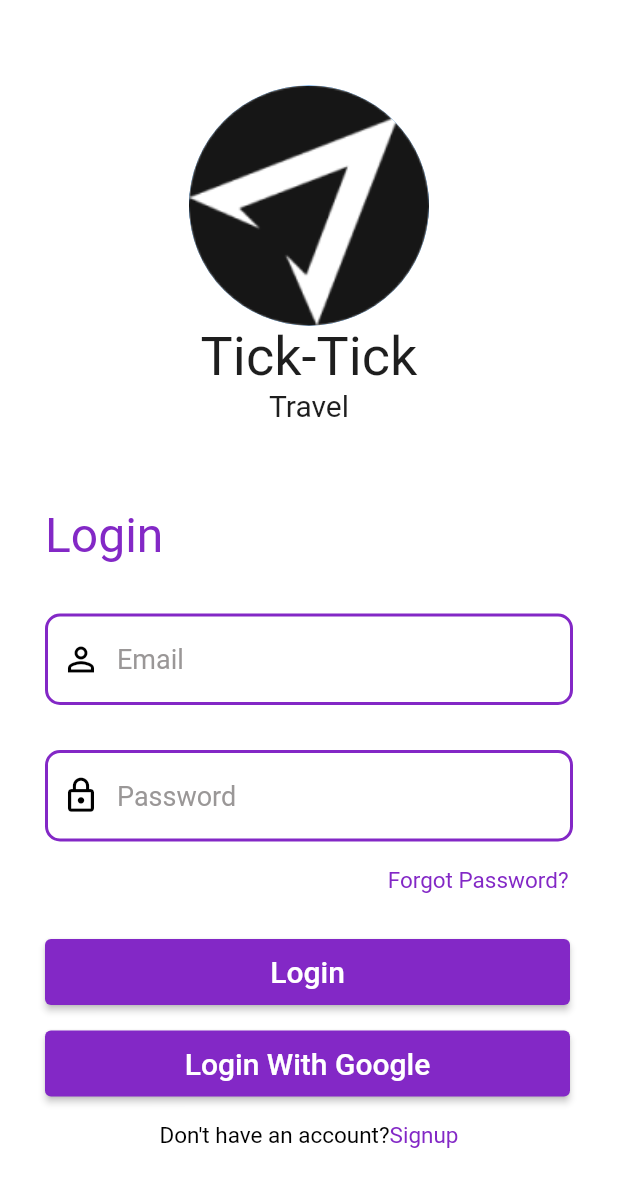
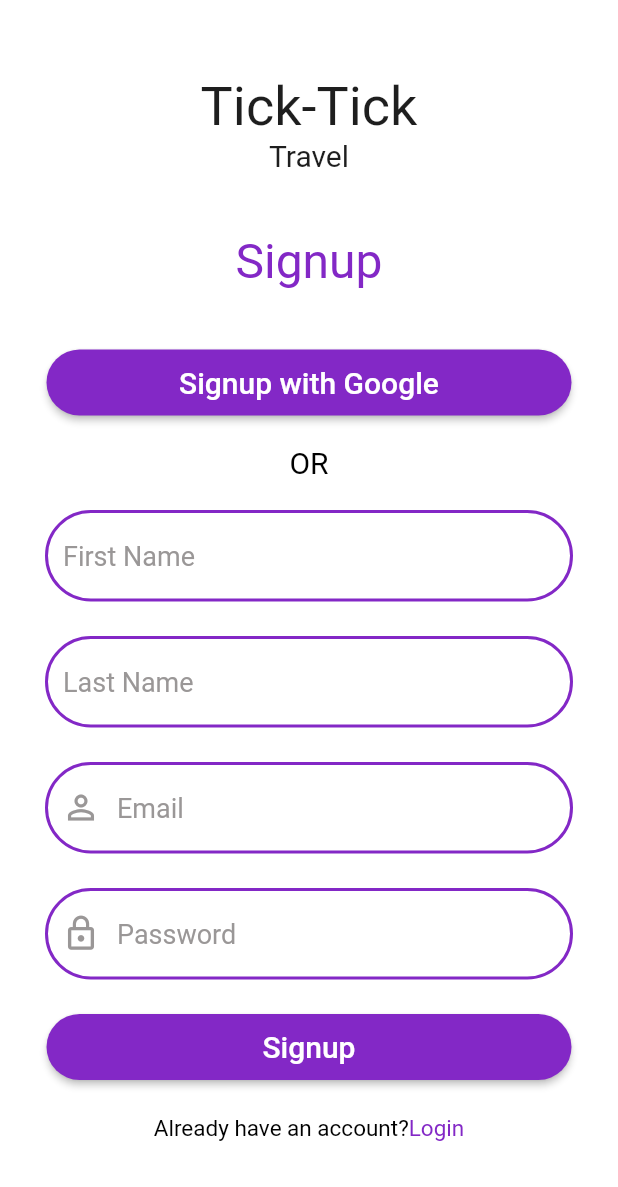
Before and after one commit to Sijaann/FlyWay-Travel, a Flutter app: the screen it shows after launch, after a tap on "Signup", on a phone screen of 412 x 824 dp. Shown: the top 1187 px of the screen. Run offline on Flutter 3.47's test engine with Material 2 defaults, Android fonts, the phone set to English and light mode, and no system bars; our stand-ins replace animated_splash_screen, google_fonts.

Commit message:
Signup and Splash Screen

```diff
--- a/lib/common/button.dart
+++ b/lib/common/button.dart
@@ -8,12 +8,14 @@ class CustomButton extends StatelessWidget {
   final VoidCallback onTap;
   final double hSize;
   final double vSize;
+  final double radius;
   CustomButton(
       {super.key,
       required this.btnText,
       required this.onTap,
       required this.hSize,
-      required this.vSize});
+      required this.vSize,
+      required this.radius});
 
   @override
   Widget build(BuildContext context) {
@@ -21,6 +23,9 @@ class CustomButton extends StatelessWidget {
       width: hSize,
       height: vSize,
       child: ElevatedButton(
+        style: ElevatedButton.styleFrom(
+            shape: RoundedRectangleBorder(
+                borderRadius: BorderRadius.circular(radius))),
         onPressed: onTap,
         child: Text(
           btnText,
@@ -28,7 +33,8 @@ class CustomButton extends StatelessWidget {
             fontSize: 20,
             color: Colors.white,
           ),
-          )),
+        ),
+      ),
     );
   }
 }
--- a/lib/common/text_form_field.dart
+++ b/lib/common/text_form_field.dart
@@ -6,12 +6,15 @@ class CustomTextField extends StatelessWidget {
   //Textfield properties
   final String hintText;
   final bool val;
-  final Icon leadingIcon;
+  final Icon? leadingIcon;
+  final double radius;
+
   const CustomTextField(
       {super.key,
       required this.hintText,
       required this.val,
-      required this.leadingIcon});
+      this.leadingIcon,
+      required this.radius});
 
   @override
   Widget build(BuildContext context) {
@@ -32,17 +35,17 @@ class CustomTextField extends StatelessWidget {
               color: AppColors.primaryColor,
               width: 2.0,
             ),
-            borderRadius: BorderRadius.circular(10.0),
+            borderRadius: BorderRadius.circular(radius),
           ),
           border: OutlineInputBorder(
-            borderRadius: BorderRadius.circular(10.0),
+            borderRadius: BorderRadius.circular(radius),
           ),
           focusedBorder: OutlineInputBorder(
             borderSide: BorderSide(
               color: AppColors.primaryColor,
               width: 2.0,
             ),
-            borderRadius: BorderRadius.circular(10.0),
+            borderRadius: BorderRadius.circular(radius),
           ),
           prefixIcon: leadingIcon,
         ),
--- a/lib/main.dart
+++ b/lib/main.dart
@@ -1,6 +1,9 @@
 import 'package:flutter/material.dart';
 import 'package:tick_tick_travel/screens/login.dart';
+import 'package:tick_tick_travel/screens/signup.dart';
+import 'package:tick_tick_travel/screens/splash.dart';
 import 'package:tick_tick_travel/utils/colors.dart';
+import 'package:animated_splash_screen/animated_splash_screen.dart';
 
 void main() {
   runApp(Tick_Tick_Travel());
@@ -24,7 +27,11 @@ class Tick_Tick_Travel extends StatelessWidget {
           colorScheme: ColorScheme.light(
             primary: AppColors.primaryColor,
           )),
-      home: Login(),
+      routes: {
+        "/login": (context) => Login(),
+        "/signup": (context) => Signup(),
+      },
+      home: SplashScreen(),
     );
   }
 }
--- a/lib/screens/login.dart
+++ b/lib/screens/login.dart
@@ -6,6 +6,7 @@ import 'package:tick_tick_travel/utils/app_large_text.dart';
 import 'package:tick_tick_travel/utils/app_text.dart';
 import 'package:tick_tick_travel/utils/colors.dart';
 import 'package:tick_tick_travel/utils/heading_text.dart';
+import 'package:tick_tick_travel/utils/small_text.dart';
 
 class Login extends StatefulWidget {
   const Login({super.key});
@@ -66,10 +67,11 @@ class _LoginState extends State<Login> {
             hintText: 'Email',
             leadingIcon: Icon(
               Icons.person_outline,
-              color: Colors.black,
+              color: AppColors.hintTextColor,
               size: 26,
             ),
             val: false,
+            radius: 50.0,
           ),
           SizedBox(height: 30),
 
@@ -78,10 +80,11 @@ class _LoginState extends State<Login> {
             hintText: 'Password',
             leadingIcon: Icon(
               Icons.lock_outline,
-              color: Colors.black,
+              color: AppColors.hintTextColor,
               size: 26,
             ),
             val: true,
+            radius: 50.0,
           ),
 
           //ForgotPassword? TEXTBUTTON
@@ -121,6 +124,7 @@ class _LoginState extends State<Login> {
               onTap: () {},
               hSize: 350,
               vSize: 44,
+              radius: 50.0,
             ),
           ),
 
@@ -132,6 +136,7 @@ class _LoginState extends State<Login> {
               onTap: () {},
               hSize: 350,
               vSize: 44,
+              radius: 50.0,
             ),
           ),
 
@@ -143,34 +148,16 @@ class _LoginState extends State<Login> {
           Row(
             mainAxisAlignment: MainAxisAlignment.center,
             children: [
-              Text(
-                "Don't have an account?",
-                style: GoogleFonts.redRose(
-                  color: AppColors.textColor,
-                  fontSize: 15.0,
-                ),
-              ),
+              SmallText(
+                  text: "Don't have and account?",
+                  textColor: AppColors.textColor),
 
               //Signup TEXTBUTTON
               GestureDetector(
-                onTap: () {
-                  // final snackBar = SnackBar(
-                  //   backgroundColor: AppColors.primaryColor,
-                  //   content: const Text('Working'),
-                  // );
-
-                  // // Find the ScaffoldMessenger in the widget tree
-                  // // and use it to show a SnackBar.
-                  // ScaffoldMessenger.of(context).showSnackBar(snackBar);
-                },
-                child: Text(
-                  "Signup",
-                  style: GoogleFonts.redRose(
-                    color: AppColors.primaryColor,
-                    fontSize: 15,
-                  ),
-                ),
-              )
+                onTap: () => Navigator.pushReplacementNamed(context, "/signup"),
+                child: SmallText(
+                    text: "Signup", textColor: AppColors.primaryColor),
+              ),
             ],
           )
         ],
--- a/lib/screens/signup.dart
+++ b/lib/screens/signup.dart
@@ -0,0 +1,158 @@
+import 'package:flutter/material.dart';
+import 'package:tick_tick_travel/common/button.dart';
+import 'package:tick_tick_travel/common/text_form_field.dart';
+import 'package:tick_tick_travel/utils/app_large_text.dart';
+import 'package:tick_tick_travel/utils/app_text.dart';
+import 'package:tick_tick_travel/utils/colors.dart';
+import 'package:tick_tick_travel/utils/heading_text.dart';
+import 'package:tick_tick_travel/utils/small_text.dart';
+
+class Signup extends StatefulWidget {
+  const Signup({super.key});
+
+  @override
+  State<Signup> createState() => _SignupState();
+}
+
+class _SignupState extends State<Signup> {
+  @override
+  Widget build(BuildContext context) {
+    return Scaffold(
+      body: SingleChildScrollView(
+        child: Container(
+          height: MediaQuery.of(context).size.height,
+          width: MediaQuery.of(context).size.width,
+          child: Column(
+            children: [
+              SizedBox(
+                height: 50.0,
+              ),
+
+              //Tick-Tick TEXT
+              LargeText(text: "Tick-Tick", textColor: AppColors.largeTextColor),
+
+              //Travel TEXT
+              AppText(text: "Travel", textColor: AppColors.largeTextColor),
+
+              SizedBox(
+                height: 40.0,
+              ),
+
+              //Signup TEXT
+              HeadingText(text: "Signup", textColor: AppColors.primaryColor),
+
+              SizedBox(
+                height: 40.0,
+              ),
+
+              //Signup with Google BUTTON
+              CustomButton(
+                btnText: "Signup with Google",
+                onTap: () {},
+                hSize: 350,
+                vSize: 44,
+                radius: 50.0,
+              ),
+
+              SizedBox(
+                height: 20.0,
+              ),
+
+              //OR TEXT
+              AppText(text: "OR", textColor: AppColors.textColor),
+
+              SizedBox(
+                height: 20.0,
+              ),
+
+              //First Name TEXTFIELD
+              CustomTextField(
+                hintText: 'First Name',
+                val: false,
+                radius: 50.0,
+              ),
+
+              SizedBox(
+                height: 23.0,
+              ),
+
+              //Last Name TEXTFIELD
+              CustomTextField(
+                hintText: 'Last Name',
+                val: false,
+                radius: 50.0,
+              ),
+
+              SizedBox(
+                height: 23.0,
+              ),
+
+              //Email TEXTFIELD
+              CustomTextField(
+                hintText: 'Email',
+                leadingIcon: Icon(
+                  Icons.person_outline,
+                  color: AppColors.hintTextColor,
+                  size: 26,
+                ),
+                val: false,
+                radius: 50.0,
+              ),
+
+              SizedBox(
+                height: 23.0,
+              ),
+
+              //Pasword TEXTFIELD
+              CustomTextField(
+                hintText: 'Password',
+                leadingIcon: Icon(
+                  Icons.lock_outline,
+                  color: AppColors.hintTextColor,
+                  size: 26,
+                ),
+                val: true,
+                radius: 50.0,
+              ),
+
+              SizedBox(
+                height: 23.0,
+              ),
+
+              //Signup Button
+              CustomButton(
+                btnText: "Signup",
+                onTap: () {},
+                hSize: 350,
+                vSize: 44,
+                radius: 50.0,
+              ),
+
+              SizedBox(
+                height: 23.0,
+              ),
+
+              //Already have an account?Login TEXT
+              Row(
+                mainAxisAlignment: MainAxisAlignment.center,
+                children: [
+                  SmallText(
+                      text: "Already have an account?",
+                      textColor: AppColors.textColor),
+
+                  //Login BUTTON
+                  GestureDetector(
+                    onTap: () =>
+                        Navigator.pushReplacementNamed(context, "/login"),
+                    child: SmallText(
+                        text: "Login", textColor: AppColors.primaryColor),
+                  )
+                ],
+              ),
+            ],
+          ),
+        ),
+      ),
+    );
+  }
+}
--- /dev/null
+++ b/lib/screens/splash.dart
@@ -0,0 +1,22 @@
+import 'package:flutter/material.dart';
+import 'package:animated_splash_screen/animated_splash_screen.dart';
+import 'package:tick_tick_travel/screens/login.dart';
+
+import 'package:tick_tick_travel/utils/colors.dart';
+
+class SplashScreen extends StatelessWidget {
+  const SplashScreen({super.key});
+
+  @override
+  Widget build(BuildContext context) {
+    return AnimatedSplashScreen(
+        duration: 2000,
+        splash: const Image(
+          image: AssetImage('images/splash1.png'),
+          fit: BoxFit.cover,
+        ),
+        nextScreen: Login(),
+        splashTransition: SplashTransition.fadeTransition,
+        backgroundColor: AppColors.primaryColor);
+  }
+}
--- a/pubspec.yaml
+++ b/pubspec.yaml
@@ -41,6 +41,7 @@ dependencies:
 dev_dependencies:
   flutter_test:
     sdk: flutter
+  animated_splash_screen: ^1.3.0
 
   # The "flutter_lints" package below contains a set of recommended lints to
   # encourage good coding practices. The lint set provided by the package is
```
Also changed, not shown: images/intro.jpg (added), images/splash.png (added), images/splash1.png (added), pubspec.lock. Lines whose indentation alone changed are shown as unchanged.
